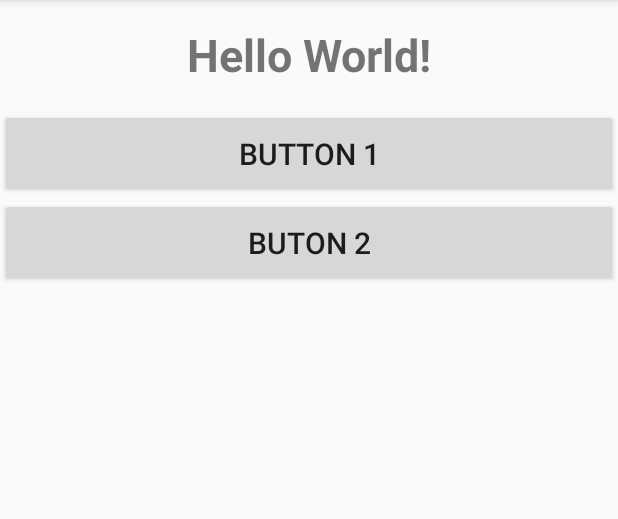
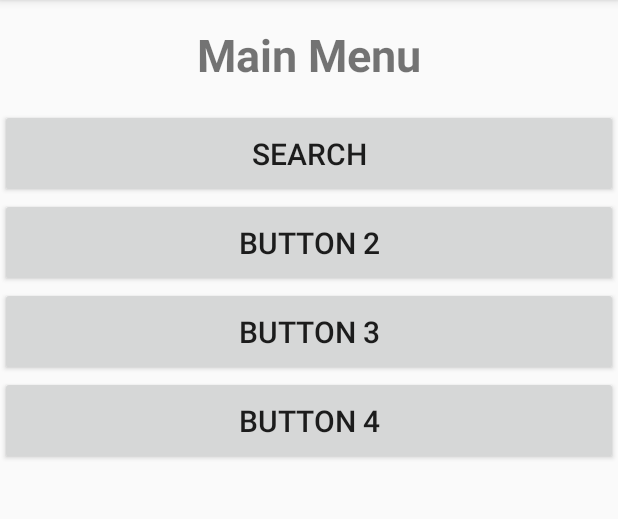
Before and after one commit to ZebGentry/FBLA-Mobile-Project, an Android app: the screen it shows after launch (MainActivity), on a phone screen of 412 x 824 dp, the part 84-603 px from its top. Run offline under Robolectric (Android 15) with nearby library versions, the phone set to English and light mode, and no system bars.

Commit message:
hey we finally got it working!!! :)

```diff
--- a/app/src/main/res/layout/activity_main.xml
+++ b/app/src/main/res/layout/activity_main.xml
@@ -10,7 +10,7 @@
     <TextView
         android:layout_width="match_parent"
         android:layout_height="wrap_content"
-        android:text="Hello World!"
+        android:text="Main Menu"
         android:paddingLeft="16dp"
         android:paddingRight= "16dp"
         android:paddingTop= "16dp"
@@ -18,27 +18,27 @@
         android:textAlignment="center"
         android:textStyle="bold"
         android:textSize="30sp"
-        android:id="@+id/textbox1"
+        android:id="@+id/textbox"
         />
 
     <Button
         android:layout_width="match_parent"
         android:layout_height="wrap_content"
-        android:layout_below="@id/textbox1"
-        android:text="Button 1"
+        android:layout_below="@id/textbox"
+        android:text="Search"
         android:paddingBottom="16dp"
         android:paddingTop="16dp"
         android:paddingLeft="16dp"
         android:paddingRight="16dp"
-        android:id="@+id/button1"
+        android:id="@+id/search_button"
         android:textSize="20sp"
         />
 
     <Button
         android:layout_width="match_parent"
         android:layout_height="wrap_content"
-        android:layout_below="@id/button1"
-        android:text="Buton 2"
+        android:layout_below="@id/search_button"
+        android:text="Button 2"
         android:id="@+id/button2"
         android:paddingLeft="16dp"
         android:paddingBottom="16dp"
@@ -47,4 +47,31 @@
         android:textSize="20sp"
         />
 
+    <Button
+        android:layout_width="match_parent"
+        android:layout_height="wrap_content"
+        android:layout_below="@id/button2"
+        android:text="Button 3"
+        android:id="@+id/button3"
+        android:paddingLeft="16dp"
+        android:paddingBottom="16dp"
+        android:paddingRight="16dp"
+        android:paddingTop="16dp"
+        android:textSize="20sp"
+        />
+
+    <Button
+        android:layout_width="match_parent"
+        android:layout_height="wrap_content"
+        android:layout_below="@id/button3"
+        android:text="Button 4"
+        android:id="@+id/button4"
+        android:paddingLeft="16dp"
+        android:paddingBottom="16dp"
+        android:paddingRight="16dp"
+        android:paddingTop="16dp"
+        android:textSize="20sp"
+        />
+
+
 </RelativeLayout>
```
